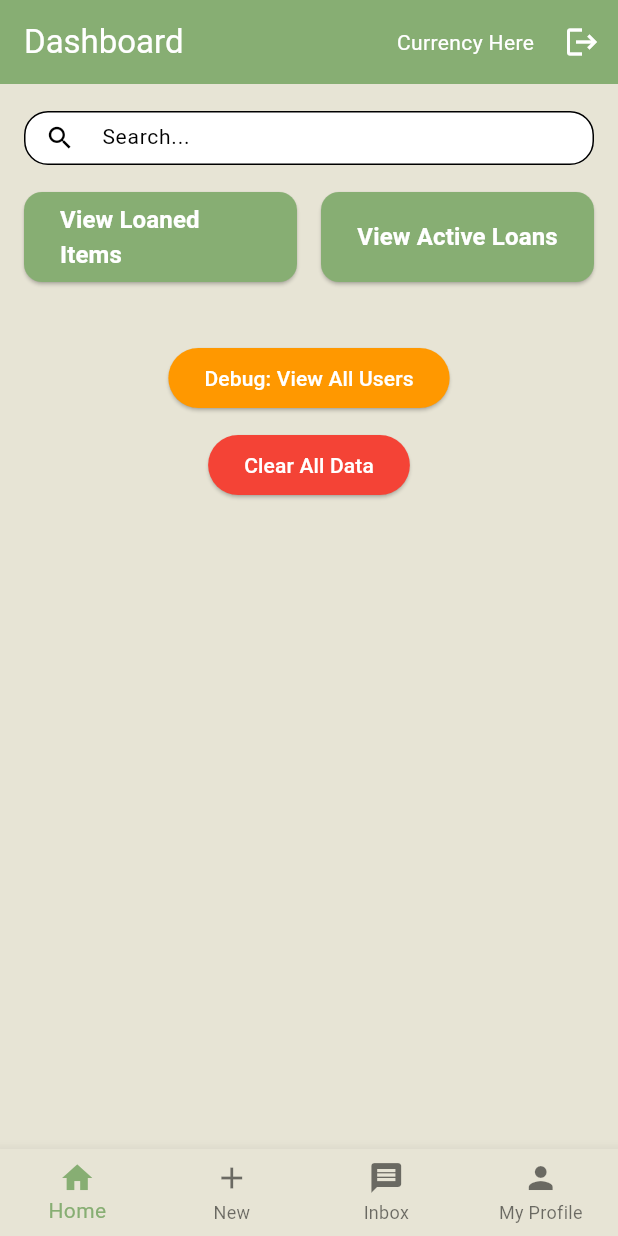
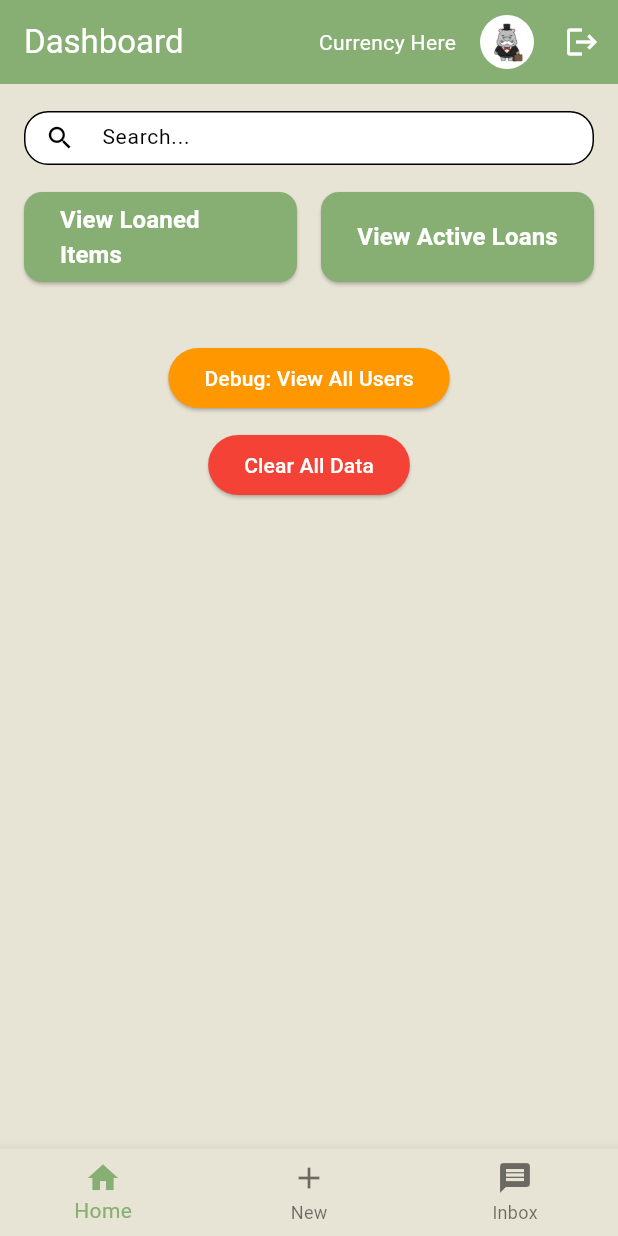
Before and after one commit to JunHan10/Software_Engineering_Mobile, a Flutter app: the MainNavigation screen opened directly, on a phone screen of 412 x 824 dp. Run offline on Flutter 3.47's test engine with Material 3 defaults, Android fonts, the phone set to English and light mode, and no system bars; our stand-ins replace flutter_profile_picture, image_picker, shared_preferences; accounts and stored records are empty.

Commit message:
removed my profile tab and moved it into the dashboard and fixed the routes

```diff
--- a/software_engineering_mobile/lib/dashboard_page.dart
+++ b/software_engineering_mobile/lib/dashboard_page.dart
@@ -1,3 +1,4 @@
+import 'package:flutter/services.dart';
 // Flutter Material Design imports for UI components
 import 'package:flutter/material.dart';
 // Import specific loan-related pages for navigation
@@ -6,6 +7,7 @@ import 'login_screen.dart';
 import 'Loaned_Items.dart';
 // Import repository for debugging user data operations
 import 'repositories/shared_prefs_user_repository.dart';
+import 'profile.dart';
 
 /**
  * DashboardPage - Main landing page after successful user authentication
@@ -24,41 +26,49 @@ class DashboardPage extends StatelessWidget {
 
   @override
   Widget build(BuildContext context) {
+
     return Scaffold(
-      // AppBar provides top navigation and branding
       appBar: AppBar(
         title: const Text('Dashboard'),
-        // Deep purple theme maintains consistency across the app
         backgroundColor: Color(0xFF87AE73),
         foregroundColor: Colors.white,
         actions: [
-          // Currency display - shows the app's base currency (USD)
-          // Positioned in AppBar for constant visibility across the dashboard
           Padding(
             padding: const EdgeInsets.symmetric(vertical: 16.0, horizontal: 8.0),
             child: const Text(
-              'Currency Here', // Static currency display - could be dynamic in future
+              'Currency Here',
               style: TextStyle(fontSize: 14, fontWeight: FontWeight.normal),
             ),
           ),
-          // Logout button - uses pushReplacement to prevent back navigation
-          // This ensures users can't accidentally return to dashboard after logout
+          Padding(
+            padding: const EdgeInsets.symmetric(horizontal: 8.0),
+            child: GestureDetector(
+              onTap: () {
+                Navigator.push(
+                  context,
+                  MaterialPageRoute(builder: (context) => const ProfilePage()),
+                );
+              },
+            child: CircleAvatar(
+              radius: 18,
+              backgroundImage: AssetImage('assets/login_icon.png'), // Replace with better icons
+              backgroundColor: Colors.white,
+              )
+            ),
+          ),
           IconButton(
             icon: const Icon(Icons.logout),
             onPressed: () {
-              // pushReplacement removes current route from navigation stack
-              // This prevents users from using back button to return to dashboard
               Navigator.pushReplacement(
-              context,
-              MaterialPageRoute(builder: (context) => const LoginScreen()),
-            );
-          },
-      )]
+                context,
+                MaterialPageRoute(builder: (context) => const LoginScreen()),
+              );
+            },
+          )
+        ],
       ),
-      // SafeArea ensures content doesn't overlap with system UI (status bar, notch, etc.)
       body: SafeArea(
         child: Padding(
-          // 16px padding provides comfortable spacing from screen edges
           padding: const EdgeInsets.all(16.0),
           child: Column(
             children: [
@@ -202,7 +212,7 @@ class DashboardPage extends StatelessWidget {
             ],
           ),
         ),
-      ),
+      )
     );
   }
 }
--- a/software_engineering_mobile/lib/main_navigation.dart
+++ b/software_engineering_mobile/lib/main_navigation.dart
@@ -1,7 +1,7 @@
 import 'package:flutter/material.dart';
 import 'dashboard_page.dart';
 // import 'search_page.dart';
-import 'profile.dart';
+// import 'profile.dart';
 
 class MainNavigation extends StatefulWidget {
   const MainNavigation({super.key});
@@ -18,7 +18,6 @@ class _MainNavigationState extends State<MainNavigation> {
     DashboardPage(),
     Center(child: Text('New Item Page', style: TextStyle(fontSize: 24))),
     Center(child: Text('Messages Page', style: TextStyle(fontSize: 24))),
-    ProfilePage(),
   ];
 
 
@@ -37,7 +36,6 @@ class _MainNavigationState extends State<MainNavigation> {
           BottomNavigationBarItem(icon: Icon(Icons.home), label: 'Home'),
           BottomNavigationBarItem(icon: Icon(Icons.add), label: 'New'),
           BottomNavigationBarItem(icon: Icon(Icons.message), label: 'Inbox'),
-          BottomNavigationBarItem(icon: Icon(Icons.person), label: 'My Profile'),
         ],
         backgroundColor: Color.fromARGB(255, 231, 228, 213),
         currentIndex: _selectedIndex,
```
Also changed, not shown: software_engineering_mobile/lib/profile.dart (+13 -0 lines).
